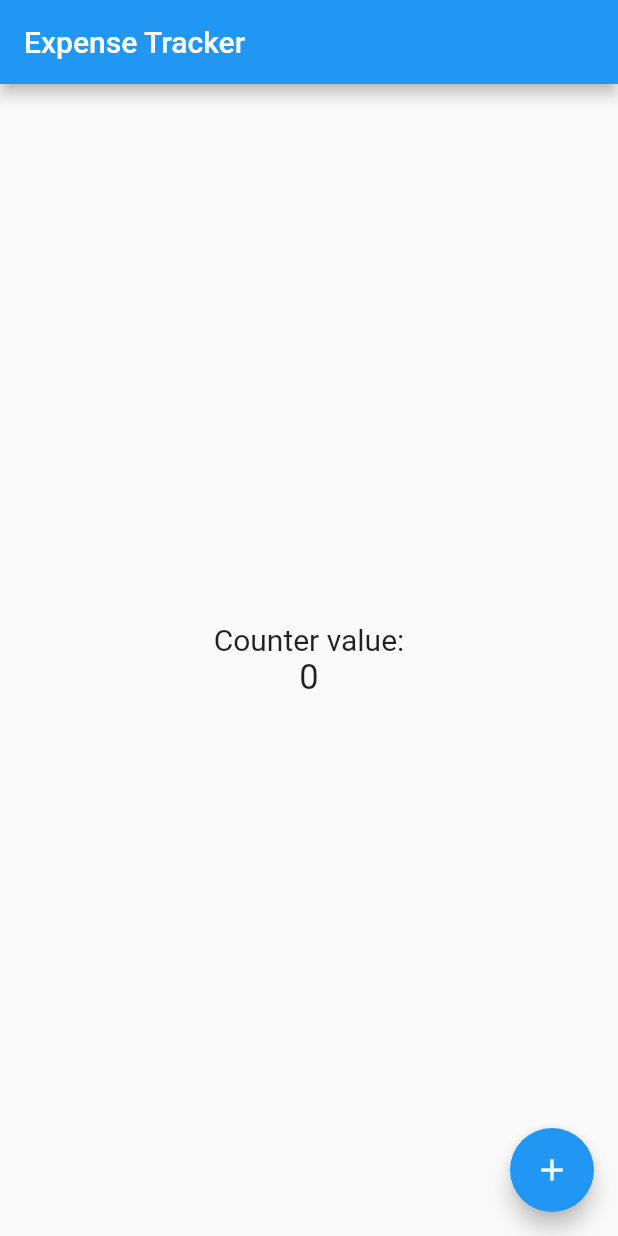
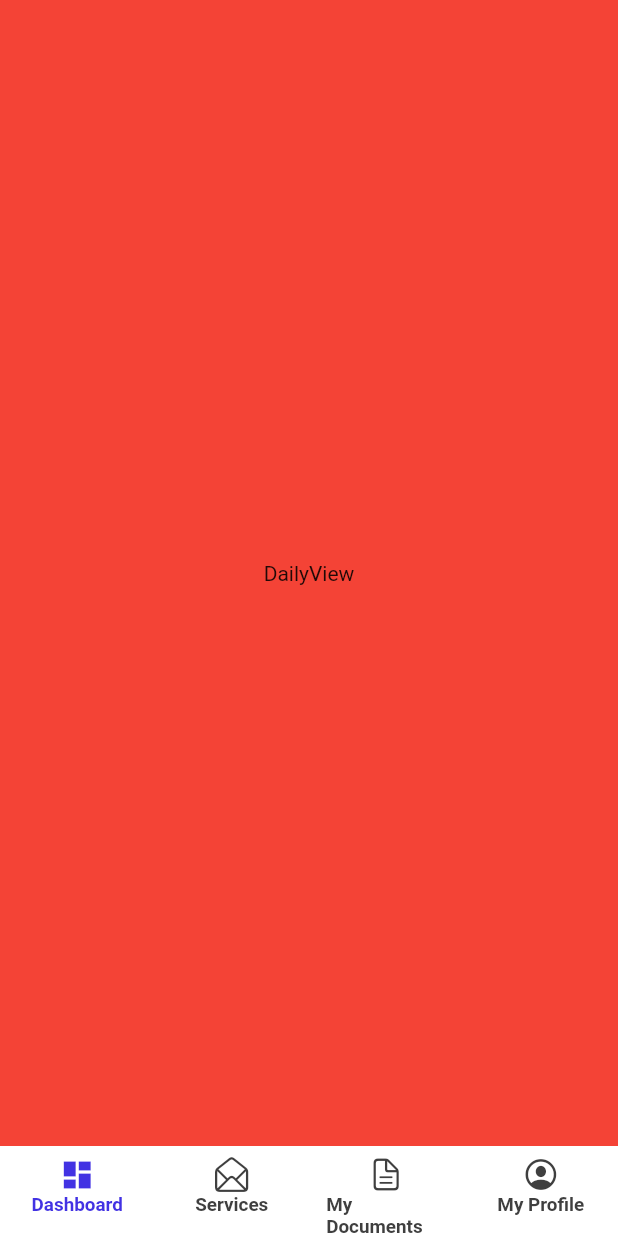
Before and after one commit to evansmwenda/ExpenseTracker, a Flutter app: the screen it shows after launch, on a phone screen of 412 x 824 dp. Run offline on Flutter 3.47's test engine with Material 2 defaults, Android fonts, the phone set to English and light mode, and no system bars; our stand-ins replace flutter_screenutil, get.

Commit message:
ui for screens ready

```diff
--- a/lib/main.dart
+++ b/lib/main.dart
@@ -1,9 +1,9 @@
+import 'package:expense_tracker/ui/home/home_view.dart';
 import 'package:flutter/material.dart';
 import 'package:flutter_screenutil/flutter_screenutil.dart';
 import 'package:get/get.dart';
 
 import 'config/controller_binding.dart';
-import 'ui/counter/counter_view.dart';
 
 void main() {
   runApp(const MyApp());
@@ -25,7 +25,7 @@ class MyApp extends StatelessWidget {
       debugShowCheckedModeBanner: false,
       enableLog: true,
       smartManagement: SmartManagement.keepFactory,
-      home: CounterPage(),
+      home: HomeView(),
     );});
   }
 }
--- a/lib/ui/home/home_view.dart
+++ b/lib/ui/home/home_view.dart
@@ -3,6 +3,10 @@ import 'package:flutter/material.dart';
 import 'package:flutter_screenutil/flutter_screenutil.dart';
 import 'package:get/get.dart';
 import 'home_controller.dart';
+import 'tabs/daily/daily_view.dart';
+import 'tabs/stats/stats_view.dart';
+import 'tabs/budget/budget_view.dart';
+import 'tabs/profile/profile_view.dart';
 
 class HomeView extends GetView<HomeController> {
   HomeView({Key? key}) : super(key: key);
--- /dev/null
+++ b/lib/ui/home/tabs/budget/budget_controller.dart
@@ -0,0 +1,6 @@
+import 'package:get/get.dart';
+
+
+class BudgetController extends GetxController{
+
+}
--- /dev/null
+++ b/lib/ui/home/tabs/daily/daily_controller.dart
@@ -0,0 +1,6 @@
+import 'package:get/get.dart';
+
+
+class DailyController extends GetxController{
+
+}
--- a/lib/ui/home/tabs/daily/daily_view.dart
+++ b/lib/ui/home/tabs/daily/daily_view.dart
@@ -0,0 +1,18 @@
+import 'package:flutter/material.dart';
+import 'package:get/get.dart';
+
+import 'daily_controller.dart';
+
+class DailyView extends GetView<DailyController> {
+  const DailyView({Key? key}) : super(key: key);
+
+  @override
+  Widget build(BuildContext context) {
+    return Container(
+    color: Colors.red,
+    child: Center(
+  child: Text("DailyView"),
+  ),
+    );
+  }
+}
--- /dev/null
+++ b/lib/ui/home/tabs/profile/profile_controller.dart
@@ -0,0 +1,6 @@
+import 'package:get/get.dart';
+
+
+class ProfileController extends GetxController{
+
+}
--- /dev/null
+++ b/lib/ui/home/tabs/stats/stats_controller.dart
@@ -0,0 +1,6 @@
+import 'package:get/get.dart';
+
+
+class StatsController extends GetxController{
+
+}
```
Also changed, not shown: lib/config/controller_binding.dart (+6 -1 lines), lib/ui/home/tabs/budget/budget_view.dart (+18 -0 lines), lib/ui/home/tabs/profile/profile_view.dart (+17 -0 lines), lib/ui/home/tabs/stats/stats_view.dart (+17 -0 lines).
